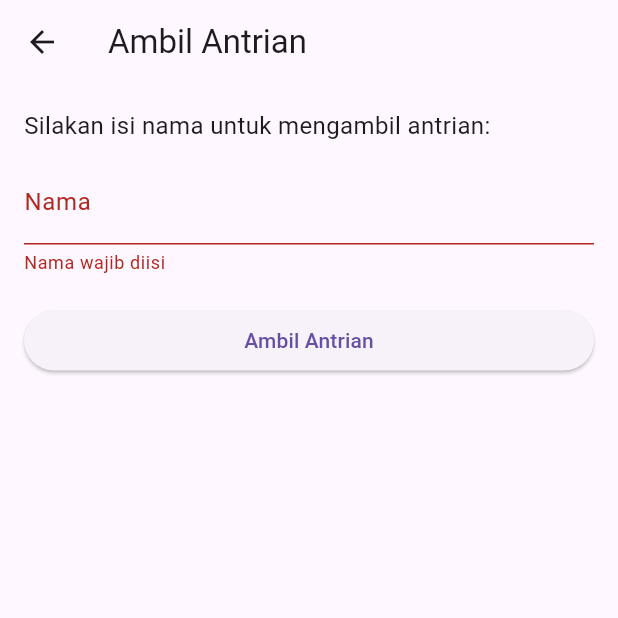
After one commit to salmudiyanto/antrian_online, a Flutter app: the FormAmbilAntrian screen opened directly, after a tap on "Ambil Antrian", on a phone screen of 412 x 824 dp, the top half of it. The commit adds this screen. Run offline on Flutter 3.47's test engine with Material 3 defaults, Android fonts, the light colour scheme and no system bars; our stand-ins replace cloud_firestore, firebase_auth, firebase_core; accounts and stored records are empty.

Commit message:
lenovo rumah

```diff
--- /dev/null
+++ b/lib/form_ambil_antrian.dart
@@ -0,0 +1,121 @@
+import 'package:cloud_firestore/cloud_firestore.dart';
+import 'package:firebase_auth/firebase_auth.dart';
+import 'package:flutter/material.dart';
+
+class FormAmbilAntrian extends StatefulWidget {
+  const FormAmbilAntrian({super.key});
+
+  @override
+  State<FormAmbilAntrian> createState() => _FormAmbilAntrianState();
+}
+
+class _FormAmbilAntrianState extends State<FormAmbilAntrian> {
+  final _formKey = GlobalKey<FormState>();
+  final namaController = TextEditingController();
+  bool _loading = false;
+  String? _message;
+
+  Future<void> ambilAntrian() async {
+    if (!_formKey.currentState!.validate()) return;
+
+    setState(() {
+      _loading = true;
+      _message = null;
+    });
+
+    try {
+      final user = FirebaseAuth.instance.currentUser;
+      if (user == null) {
+        setState(() {
+          _message = 'User tidak ditemukan. Harap login ulang.';
+        });
+        return;
+      }
+
+      final now = DateTime.now();
+      final todayStart = DateTime(now.year, now.month, now.day);
+
+      // Cek apakah user sudah ambil antrian hari ini
+      final existing = await FirebaseFirestore.instance
+          .collection('antrian')
+          .where('uid', isEqualTo: user.uid)
+          .where(
+            'waktu',
+            isGreaterThanOrEqualTo: Timestamp.fromDate(todayStart),
+          )
+          .get();
+
+      if (existing.docs.isNotEmpty) {
+        setState(() {
+          _message = 'Kamu sudah ambil antrian hari ini.';
+        });
+        return;
+      }
+
+      // Simpan antrian
+      await FirebaseFirestore.instance.collection('antrian').add({
+        'uid': user.uid,
+        'nama': namaController.text.trim(),
+        'waktu': FieldValue.serverTimestamp(),
+        'status': 'menunggu',
+      });
+
+      setState(() {
+        _message = 'Antrian berhasil diambil!';
+      });
+    } catch (e) {
+      setState(() {
+        _message = 'Terjadi kesalahan saat mengambil antrian.';
+      });
+    } finally {
+      setState(() => _loading = false);
+    }
+  }
+
+  @override
+  Widget build(BuildContext context) {
+    return Scaffold(
+      appBar: AppBar(title: const Text('Ambil Antrian')),
+      body: Padding(
+        padding: const EdgeInsets.all(16.0),
+        child: Form(
+          key: _formKey,
+          child: ListView(
+            children: [
+              const Text(
+                'Silakan isi nama untuk mengambil antrian:',
+                style: TextStyle(fontSize: 16),
+              ),
+              const SizedBox(height: 12),
+              TextFormField(
+                controller: namaController,
+                decoration: const InputDecoration(labelText: 'Nama'),
+                validator: (value) =>
+                    value!.isEmpty ? 'Nama wajib diisi' : null,
+              ),
+              const SizedBox(height: 20),
+              _loading
+                  ? const Center(child: CircularProgressIndicator())
+                  : ElevatedButton(
+                      onPressed: ambilAntrian,
+                      child: const Text('Ambil Antrian'),
+                    ),
+              const SizedBox(height: 16),
+              if (_message != null)
+                Center(
+                  child: Text(
+                    _message!,
+                    style: TextStyle(
+                      color: _message!.contains('berhasil')
+                          ? Colors.green
+                          : Colors.red,
+                    ),
+                  ),
+                ),
+            ],
+          ),
+        ),
+      ),
+    );
+  }
+}
--- a/pubspec.yaml
+++ b/pubspec.yaml
@@ -38,6 +38,7 @@ dependencies:
   firebase_auth: ^5.6.0
   cloud_firestore: ^5.6.9
   provider: ^6.1.5
+  intl: ^0.20.2
 
 dev_dependencies:
   flutter_test:
```
Also changed, not shown: lib/admin_dashboard_screen.dart (added, +93 -0 lines), lib/pelanggan_home_screen.dart (+30 -1 lines), lib/pelanggan_status_screen.dart (added, +126 -0 lines), pubspec.lock, 1 other file.
